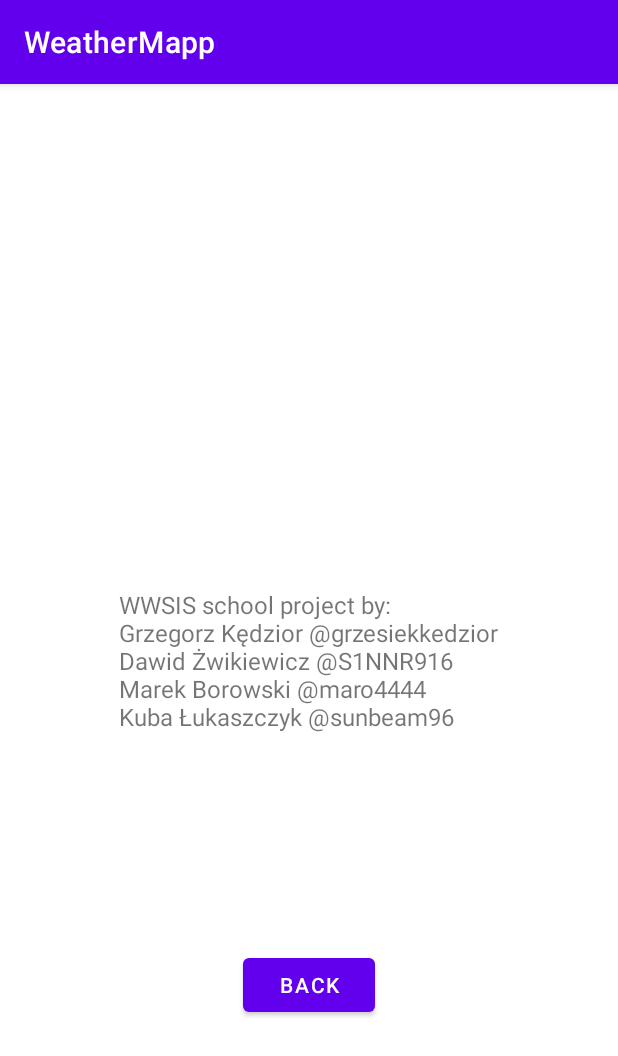
After one commit to sunbeam96/weathermapp-android, an Android app: the MainActivity2 screen opened directly, with no data from a screen before it, on a phone screen of 412 x 824 dp. The commit adds this screen. Shown: the top 1056 px of the screen. Run offline under Robolectric (Android 15) with nearby library versions, the phone set to English and light mode, and no system bars.

Commit message:
Add Authors menu item view

```diff
--- /dev/null
+++ b/app/src/main/java/com/weather/mapp/MainActivity2.kt
@@ -0,0 +1,22 @@
+package com.weather.mapp
+
+import androidx.appcompat.app.AppCompatActivity
+import android.os.Bundle
+import android.widget.Button
+
+class MainActivity2 : AppCompatActivity() {
+
+    lateinit var backButton: Button
+
+    override fun onCreate(savedInstanceState: Bundle?) {
+
+        super.onCreate(savedInstanceState)
+        setContentView(R.layout.activity_main2)
+
+        backButton = findViewById(R.id.back1)
+        backButton.setOnClickListener {
+            finish()
+        }
+
+    }
+}
--- a/app/src/main/res/layout/activity_main.xml
+++ b/app/src/main/res/layout/activity_main.xml
@@ -121,6 +121,7 @@
     </LinearLayout>
 
     <com.google.android.material.navigation.NavigationView
+        android:id="@+id/navView"
         android:layout_width="wrap_content"
         android:layout_height="match_parent"
         android:layout_gravity="start"
--- /dev/null
+++ b/app/src/main/res/layout/activity_main2.xml
@@ -0,0 +1,32 @@
+<?xml version="1.0" encoding="utf-8"?>
+<androidx.constraintlayout.widget.ConstraintLayout xmlns:android="http://schemas.android.com/apk/res/android"
+    xmlns:app="http://schemas.android.com/apk/res-auto"
+    xmlns:tools="http://schemas.android.com/tools"
+    android:layout_width="match_parent"
+    android:layout_height="match_parent"
+    tools:context=".MainActivity2">
+
+    <TextView
+        android:id="@+id/textView3"
+        android:layout_width="wrap_content"
+        android:layout_height="wrap_content"
+        android:text="WWSIS school project by:\nGrzegorz Kędzior @grzesiekkedzior\nDawid Żwikiewicz @S1NNR916\nMarek Borowski @maro4444\nKuba Łukaszczyk @sunbeam96"
+        app:layout_constraintBottom_toBottomOf="parent"
+        app:layout_constraintEnd_toEndOf="parent"
+        app:layout_constraintStart_toStartOf="parent"
+        app:layout_constraintTop_toTopOf="parent"
+        android:inputType="textMultiLine"
+        android:maxLines="10"
+        android:textSize="16sp"
+        />
+
+    <Button
+        android:id="@+id/back1"
+        android:layout_width="wrap_content"
+        android:layout_height="wrap_content"
+        android:text="Back"
+        app:layout_constraintBottom_toBottomOf="parent"
+        app:layout_constraintEnd_toEndOf="parent"
+        app:layout_constraintStart_toStartOf="parent"
+        app:layout_constraintTop_toBottomOf="@+id/textView3" />
+</androidx.constraintlayout.widget.ConstraintLayout>
```
Also changed, not shown: app/build.gradle (+9 -0 lines), app/src/main/AndroidManifest.xml (+8 -5 lines), app/src/main/java/com/weather/mapp/MainActivity.kt (+41 -9 lines).
